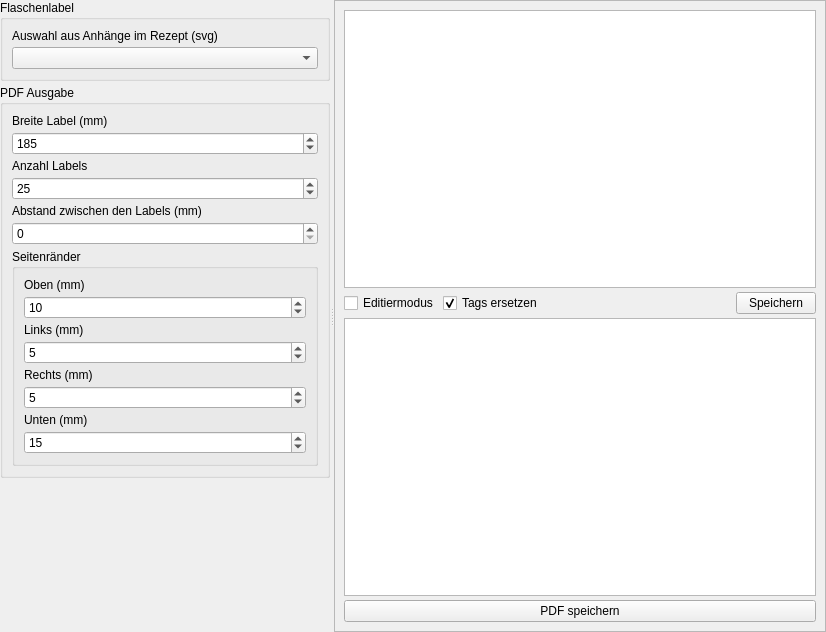
Qt form kleiner-brauhelfer/tabetikette.ui (kleiner-brauhelfer/kleiner-brauhelfer-2) before a commit.
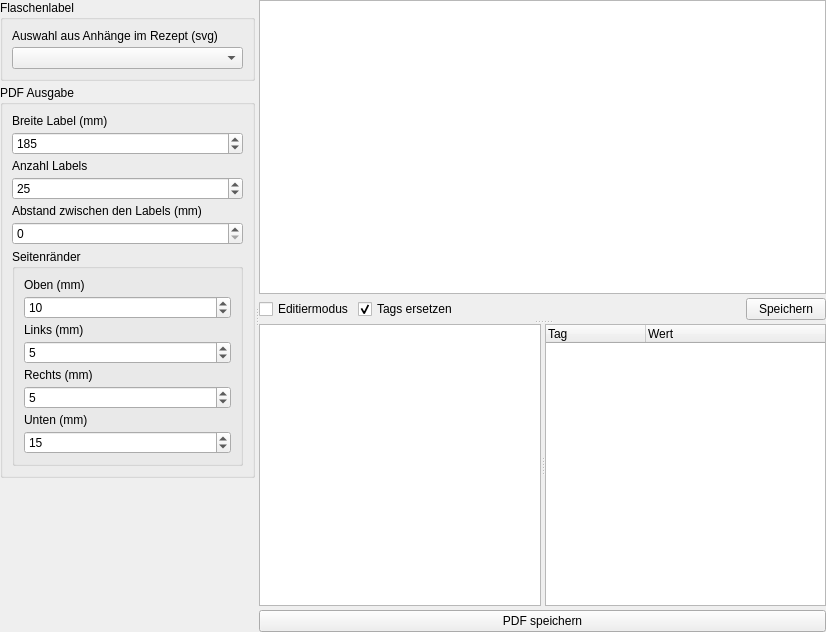
The same form after that commit. Custom widgets are drawn as their Qt base class.

Diff of the .ui file:
```diff
--- a/kleiner-brauhelfer/tabetikette.ui
+++ b/kleiner-brauhelfer/tabetikette.ui
@@ -218,11 +218,12 @@
         <number>4</number>
        </property>
        <item>
-        <widget class="QFrame" name="frame_11">
-         <property name="frameShape">
-          <enum>QFrame::StyledPanel</enum>
+        <widget class="QSplitter" name="splitter_1">
+         <property name="orientation">
+          <enum>Qt::Vertical</enum>
          </property>
-         <layout class="QVBoxLayout" name="verticalLayout_25">
+         <widget class="QWidget" name="verticalLayoutWidget">
+          <layout class="QVBoxLayout" name="verticalLayout_3">
           <property name="spacing">
            <number>4</number>
           </property>
@@ -270,12 +271,55 @@
             </item>
            </layout>
           </item>
-          <item>
+          </layout>
+         </widget>
+         <widget class="QSplitter" name="splitter_2">
+          <property name="orientation">
+           <enum>Qt::Horizontal</enum>
+          </property>
            <widget class="QPlainTextEdit" name="tbTemplate">
             <property name="lineWrapMode">
              <enum>QPlainTextEdit::NoWrap</enum>
             </property>
            </widget>
+          <widget class="QTreeWidget" name="treeViewTemplateTags">
+           <property name="sizePolicy">
+            <sizepolicy hsizetype="Minimum" vsizetype="Expanding">
+             <horstretch>0</horstretch>
+             <verstretch>0</verstretch>
+            </sizepolicy>
+           </property>
+           <property name="minimumSize">
+            <size>
+             <width>200</width>
+             <height>0</height>
+            </size>
+           </property>
+           <property name="editTriggers">
+            <set>QAbstractItemView::NoEditTriggers</set>
+           </property>
+           <property name="alternatingRowColors">
+            <bool>true</bool>
+           </property>
+           <property name="selectionMode">
+            <enum>QAbstractItemView::NoSelection</enum>
+           </property>
+           <property name="columnCount">
+            <number>2</number>
+           </property>
+           <column>
+            <property name="text">
+             <string notr="true">Tag</string>
+            </property>
+           </column>
+           <column>
+            <property name="text">
+             <string notr="true">Wert</string>
+            </property>
+           </column>
+          </widget>
+         </widget>
+        </widget>
           </item>
           <item>
            <widget class="QPushButton" name="btnToPdf">
@@ -292,9 +336,6 @@
           </item>
          </layout>
         </widget>
-       </item>
-      </layout>
-     </widget>
     </widget>
    </item>
   </layout>
```
Left out of the diff: 3 changed lines with no effect on the pictures. Lines whose indentation alone changed are shown as unchanged.
